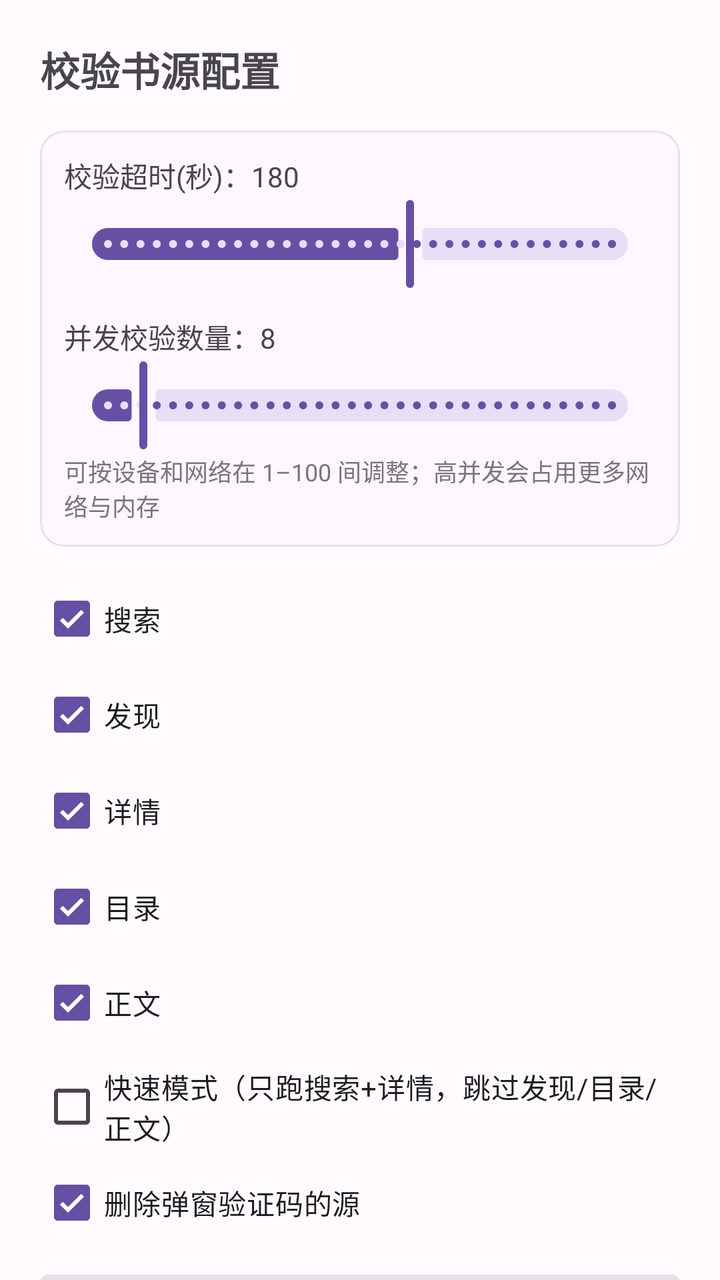
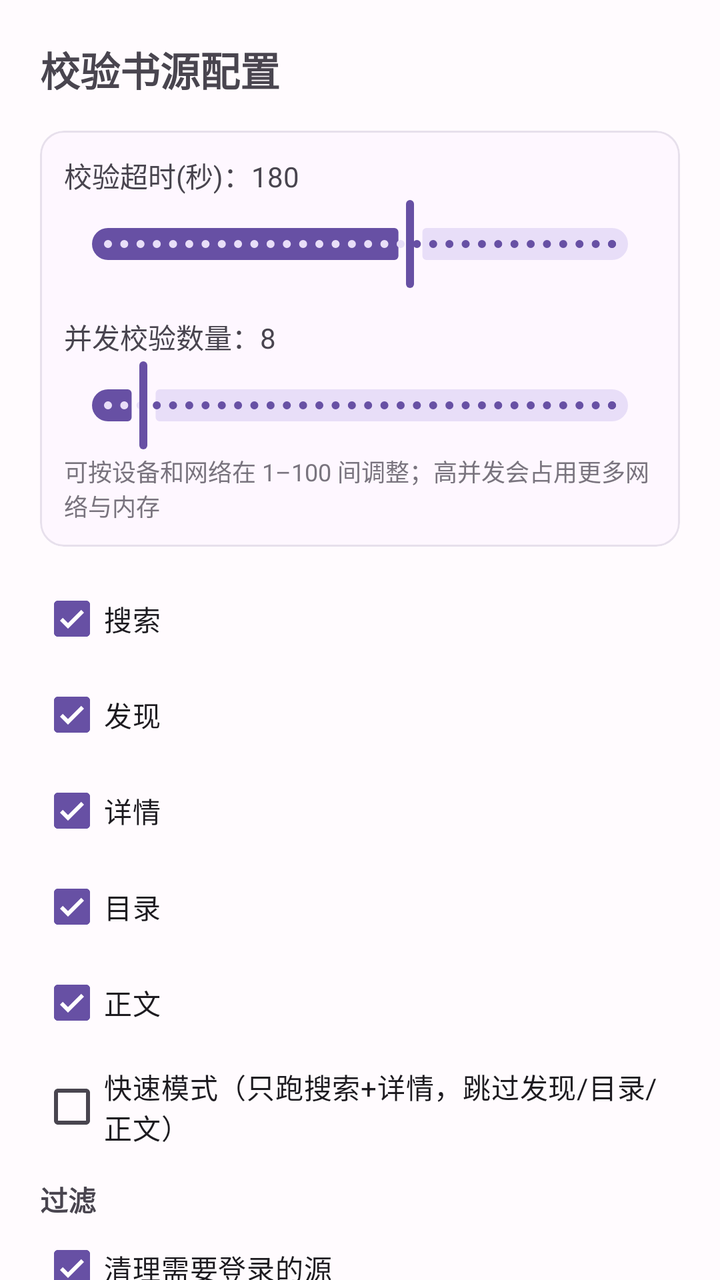

Two renders of the same Android screen: before a commit and after it. Below are the layout's source before the change and the commit's diff.
<!-- AndroidManifest.xml: application theme Theme.YueduDedupe -->
<!-- res/layout/dialog_check_source.xml -->
<?xml version="1.0" encoding="utf-8"?>
<androidx.core.widget.NestedScrollView xmlns:android="http://schemas.android.com/apk/res/android"
    xmlns:app="http://schemas.android.com/apk/res-auto"
    android:layout_width="match_parent"
    android:layout_height="wrap_content"
    android:fillViewport="true">

    <LinearLayout
        android:layout_width="match_parent"
        android:layout_height="wrap_content"
        android:orientation="vertical"
        android:padding="20dp">

        <TextView
            android:layout_width="match_parent"
            android:layout_height="wrap_content"
            android:text="@string/check_source_config"
            android:textSize="20sp"
            android:textStyle="bold" />

        <com.google.android.material.card.MaterialCardView
            android:layout_width="match_parent"
            android:layout_height="wrap_content"
            android:layout_marginTop="16dp"
            app:cardElevation="0dp"
            app:strokeWidth="1dp"
            app:strokeColor="@color/md_theme_surface_variant">

            <LinearLayout
                android:layout_width="match_parent"
                android:layout_height="wrap_content"
                android:orientation="vertical"
                android:padding="12dp">

                <TextView
                    android:id="@+id/tvTimeoutLabel"
                    android:layout_width="match_parent"
                    android:layout_height="wrap_content"
                    android:text="校验超时(秒)：180" />

                <com.google.android.material.slider.Slider
                    android:id="@+id/sliderTimeout"
                    android:layout_width="match_parent"
                    android:layout_height="wrap_content"
                    android:valueFrom="0"
                    android:valueTo="300"
                    android:stepSize="1"
                    android:value="180" />

                <TextView
                    android:id="@+id/tvCheckConcurrencyLabel"
                    android:layout_width="match_parent"
                    android:layout_height="wrap_content"
                    android:layout_marginTop="12dp"
                    android:text="并发校验数量：8" />

                <com.google.android.material.slider.Slider
                    android:id="@+id/sliderCheckConcurrency"
                    android:layout_width="match_parent"
                    android:layout_height="wrap_content"
                    android:valueFrom="1"
                    android:valueTo="100"
                    android:stepSize="1"
                    android:value="8" />

                <TextView
                    android:layout_width="match_parent"
                    android:layout_height="wrap_content"
                    android:text="可按设备和网络在 1–100 间调整；高并发会占用更多网络与内存"
                    android:textColor="@color/md_theme_outline"
                    android:textSize="12sp" />
            </LinearLayout>
        </com.google.android.material.card.MaterialCardView>

        <com.google.android.material.checkbox.MaterialCheckBox
            android:id="@+id/cbSearch"
            android:layout_width="match_parent"
            android:layout_height="wrap_content"
            android:layout_marginTop="12dp"
            android:checked="true"
            android:text="@string/search" />

        <com.google.android.material.checkbox.MaterialCheckBox
            android:id="@+id/cbDiscovery"
            android:layout_width="match_parent"
            android:layout_height="wrap_content"
            android:checked="true"
            android:text="@string/discovery" />

        <com.google.android.material.checkbox.MaterialCheckBox
            android:id="@+id/cbInfo"
            android:layout_width="match_parent"
            android:layout_height="wrap_content"
            android:checked="true"
            android:text="@string/source_tab_info" />

        <com.google.android.material.checkbox.MaterialCheckBox
            android:id="@+id/cbCategory"
            android:layout_width="match_parent"
            android:layout_height="wrap_content"
            android:checked="true"
            android:text="@string/chapter_list" />

        <com.google.android.material.checkbox.MaterialCheckBox
            android:id="@+id/cbContent"
            android:layout_width="match_parent"
            android:layout_height="wrap_content"
            android:checked="true"
            android:text="@string/source_tab_content" />

        <com.google.android.material.checkbox.MaterialCheckBox
            android:id="@+id/cbQuickMode"
            android:layout_width="match_parent"
            android:layout_height="wrap_content"
            android:layout_marginTop="4dp"
            android:text="快速模式（只跑搜索+详情，跳过发现/目录/正文）" />

        <com.google.android.material.checkbox.MaterialCheckBox
            android:id="@+id/cbDeleteCaptcha"
            android:layout_width="match_parent"
            android:layout_height="wrap_content"
            android:checked="true"
            android:text="删除弹窗验证码的源" />

        <com.google.android.material.textfield.TextInputLayout
            android:id="@+id/tilCheckKeyword"
            style="@style/Widget.Material3.TextInputLayout.FilledBox"
            android:layout_width="match_parent"
            android:layout_height="wrap_content"
            android:layout_marginTop="12dp"
            android:hint="@string/check_source_keyword"
            app:boxBackgroundMode="filled">

            <com.google.android.material.textfield.TextInputEditText
                android:id="@+id/etCheckKeyword"
                android:layout_width="match_parent"
                android:layout_height="wrap_content"
                android:importantForAutofill="no"
                android:inputType="text"
                android:maxLines="1"
                android:text="@string/check_source_keyword_default" />
        </com.google.android.material.textfield.TextInputLayout>

        <com.google.android.material.textfield.TextInputLayout
            style="@style/Widget.Material3.TextInputLayout.FilledBox"
            android:layout_width="match_parent"
            android:layout_height="wrap_content"
            android:layout_marginTop="12dp"
            android:hint="可用状态码（如 200-399，支持逗号分隔）"
            app:boxBackgroundMode="filled">

            <com.google.android.material.textfield.TextInputEditText
                android:id="@+id/etOkStatus"
                android:layout_width="match_parent"
                android:layout_height="wrap_content"
                android:importantForAutofill="no"
                android:inputType="text"
                android:maxLines="1"
                android:text="200-399" />
        </com.google.android.material.textfield.TextInputLayout>

        <TextView
            android:layout_width="match_parent"
            android:layout_height="wrap_content"
            android:layout_marginTop="16dp"
            android:text="@string/check_source_kinds"
            android:textStyle="bold" />

        <LinearLayout
            android:layout_width="match_parent"
            android:layout_height="wrap_content"
            android:orientation="horizontal">

            <com.google.android.material.checkbox.MaterialCheckBox
                android:id="@+id/cbKindNovel"
                android:layout_width="wrap_content"
                android:layout_height="wrap_content"
                android:layout_marginEnd="8dp"
                android:checked="true"
                android:text="@string/kind_novel" />

            <com.google.android.material.checkbox.MaterialCheckBox
                android:id="@+id/cbKindComic"
                android:layout_width="wrap_content"
                android:layout_height="wrap_content"
                android:layout_marginEnd="8dp"
                android:checked="true"
                android:text="@string/kind_comic" />

            <com.google.android.material.checkbox.MaterialCheckBox
                android:id="@+id/cbKindVideo"
                android:layout_width="wrap_content"
                android:layout_height="wrap_content"
                android:checked="true"
                android:text="@string/kind_video" />
        </LinearLayout>

        <LinearLayout
            android:layout_width="match_parent"
            android:layout_height="wrap_content"
            android:orientation="horizontal">

            <com.google.android.material.checkbox.MaterialCheckBox
                android:id="@+id/cbKindAudio"
                android:layout_width="wrap_content"
                android:layout_height="wrap_content"
                android:layout_marginEnd="8dp"
                android:checked="true"
                android:text="@string/kind_audio" />

            <com.google.android.material.checkbox.MaterialCheckBox
                android:id="@+id/cbKindFile"
                android:layout_width="wrap_content"
                android:layout_height="wrap_content"
                android:checked="true"
                android:text="@string/kind_file" />
        </LinearLayout>

        <LinearLayout
            android:layout_width="match_parent"
            android:layout_height="wrap_content"
            android:layout_marginTop="16dp"
            android:gravity="end"
            android:orientation="horizontal">

            <com.google.android.material.button.MaterialButton
                android:id="@+id/btnReset"
                style="@style/Widget.Material3.Button.TextButton"
                android:layout_width="wrap_content"
                android:layout_height="wrap_content"
                android:text="@string/reset_defaults" />

            <View
                android:layout_width="0dp"
                android:layout_height="0dp"
                android:layout_weight="1" />

            <com.google.android.material.button.MaterialButton
                android:id="@+id/btnCancel"
                style="@style/Widget.Material3.Button.TextButton"
                android:layout_width="wrap_content"
                android:layout_height="wrap_content"
                android:text="@string/cancel" />

            <com.google.android.material.button.MaterialButton
                android:id="@+id/btnOk"
                android:layout_width="wrap_content"
                android:layout_height="wrap_content"
                android:text="@string/ok" />
        </LinearLayout>
    </LinearLayout>
</androidx.core.widget.NestedScrollView>
<!-- resources referenced by this layout -->
<resources>
  <color name="md_theme_outline">#79747E</color>
  <color name="md_theme_surface_variant">#E7E0EC</color>
  <string name="cancel">取消</string>
  <string name="chapter_list">目录</string>
  <string name="check_source_config">校验书源配置</string>
  <string name="check_source_keyword">搜索书名、作者</string>
  <string name="check_source_keyword_default">我的</string>
  <string name="check_source_kinds">校验类型</string>
  <string name="discovery">发现</string>
  <string name="kind_audio">音频</string>
  <string name="kind_comic">漫画</string>
  <string name="kind_file">文件</string>
  <string name="kind_novel">小说</string>
  <string name="kind_video">视频</string>
  <string name="ok">确定</string>
  <string name="reset_defaults">重置默认</string>
  <string name="search">搜索</string>
  <string name="source_tab_content">正文</string>
  <string name="source_tab_info">详情</string>
  <style name="Theme.YueduDedupe" parent="Theme.Material3.DayNight.NoActionBar">
          <item name="colorPrimary">@color/md_theme_primary</item>
          <item name="colorOnPrimary">@color/md_theme_on_primary</item>
          <item name="colorPrimaryContainer">@color/md_theme_primary_container</item>
          <item name="colorSecondary">@color/md_theme_secondary</item>
          <item name="android:statusBarColor">@color/md_theme_surface</item>
          <item name="android:navigationBarColor">@color/md_theme_surface</item>
          <item name="android:windowLightStatusBar">true</item>
          <item name="android:windowBackground">@color/md_theme_background</item>
      </style>
  <color name="md_theme_primary">#6750A4</color>
  <color name="md_theme_on_primary">#FFFFFF</color>
  <color name="md_theme_primary_container">#EADDFF</color>
  <color name="md_theme_secondary">#625B71</color>
  <color name="md_theme_surface">#FFFBFE</color>
  <color name="md_theme_background">#FFFBFE</color>
</resources>

<!-- the commit's change to res/layout/dialog_check_source.xml (unified diff, before → after) -->
@@ -115,6 +115,20 @@
             android:layout_marginTop="4dp"
             android:text="快速模式（只跑搜索+详情，跳过发现/目录/正文）" />
 
+        <TextView
+            android:layout_width="match_parent"
+            android:layout_height="wrap_content"
+            android:layout_marginTop="12dp"
+            android:text="过滤"
+            android:textStyle="bold" />
+
+        <com.google.android.material.checkbox.MaterialCheckBox
+            android:id="@+id/cbCleanLogin"
+            android:layout_width="match_parent"
+            android:layout_height="wrap_content"
+            android:checked="true"
+            android:text="清理需要登录的源" />
+
         <com.google.android.material.checkbox.MaterialCheckBox
             android:id="@+id/cbDeleteCaptcha"
             android:layout_width="match_parent"
